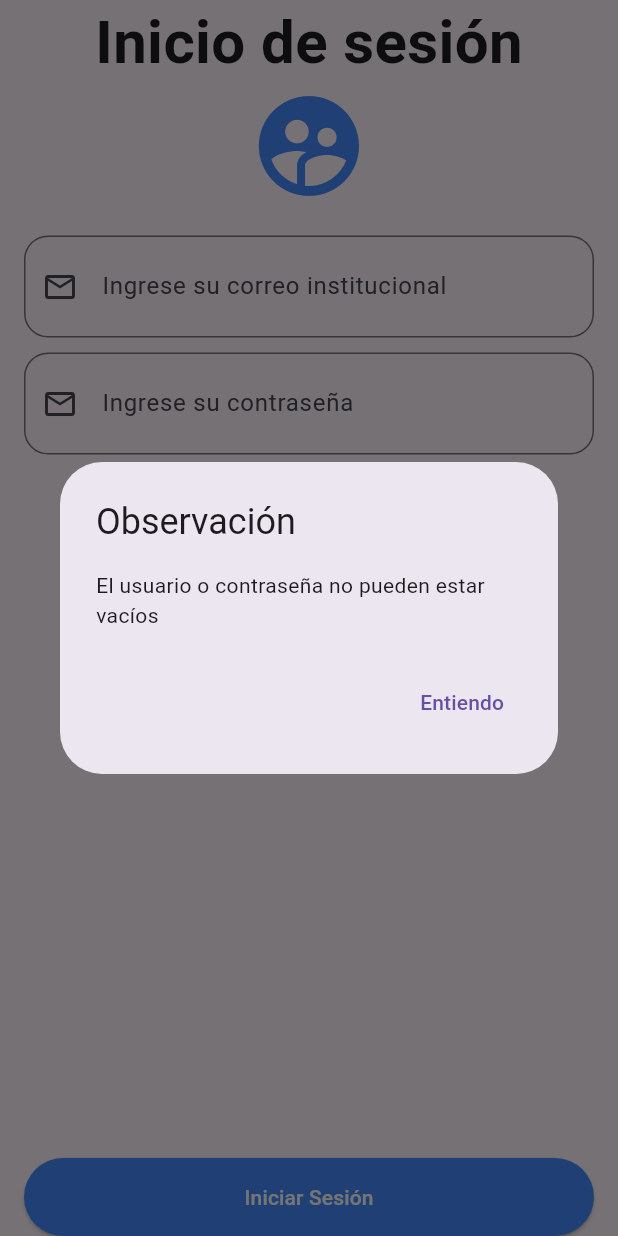
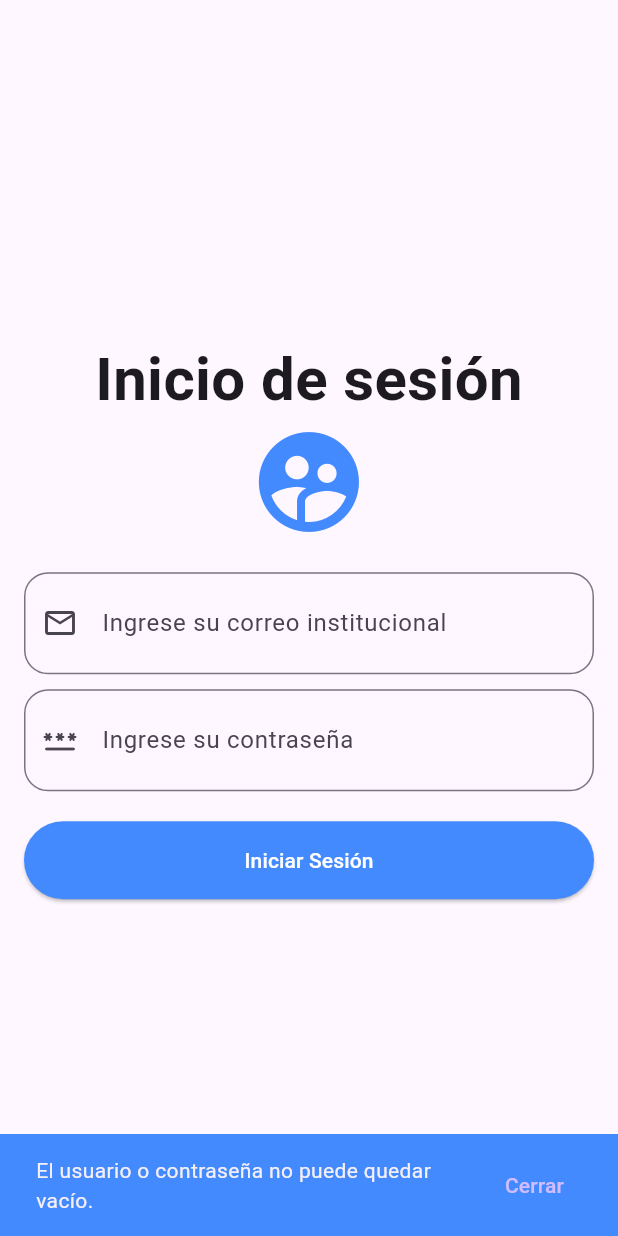
Before and after one commit to Bryan01Cruz/Tareas-Lenguajes-Programacion, a Flutter app: the screen it shows after launch, after a tap on "Iniciar Sesión", on a phone screen of 412 x 824 dp. Run offline on Flutter 3.47's test engine with Material 3 defaults, Android fonts, the phone set to English and light mode, and no system bars; our stand-ins replace go_router.

Commit message:
Algunas modificaciones

```diff
--- a/tarea_login/lib/main.dart
+++ b/tarea_login/lib/main.dart
@@ -34,7 +34,7 @@ class MyApp extends StatelessWidget {
                 name: 'registro',
                 path: '/registro',
                 builder: (context, state){
-                  return const RegisterPage();
+                  return RegisterPage();
                 },
               )
             ]
--- a/tarea_login/lib/views/login_page.dart
+++ b/tarea_login/lib/views/login_page.dart
@@ -1,5 +1,5 @@
 import 'package:flutter/material.dart';
-import 'package:flutter/services.dart';
+
 import 'package:go_router/go_router.dart';
 import 'package:tarea_login/widgets/textfield.dart';
 //import 'package:go_router/go_router.dart';
@@ -7,8 +7,8 @@ import 'package:tarea_login/widgets/textfield.dart';
 class LoginPage extends StatelessWidget {
   LoginPage({super.key});
 
-  final ControlUsuario = TextEditingController();
-  final ControlContrasena = TextEditingController();
+  final controlUsuario = TextEditingController();
+  final controlContrasena = TextEditingController();
 
   @override
   Widget build(BuildContext context) {
@@ -27,25 +27,27 @@ class LoginPage extends StatelessWidget {
                 Icon(Icons.supervised_user_circle, size: 80.0,color: Colors.blueAccent,),
                 SizedBox(height: 20,),
                 TextfieldPropio(
-                  controller: ControlUsuario,
-                  KeyboardType: TextInputType.visiblePassword,
+                  controller: controlUsuario,
+                  keyboardType: TextInputType.visiblePassword,
                   borderRadius: BorderRadius.circular(16),
                   label: 'Ingrese su correo institucional',
                   hintText: 'Correo institucional',
                   contentPadding: EdgeInsets.all(22),
                   prefixIcon: Icon(Icons.email_outlined),
+
                   ),
                 SizedBox(height: 10),
                 TextfieldPropio(
-                  controller: ControlContrasena,
-                  KeyboardType: TextInputType.visiblePassword,
+                  controller: controlContrasena,
+                  keyboardType: TextInputType.visiblePassword,
                   borderRadius: BorderRadius.circular(16),
                   label: 'Ingrese su contraseña',
                   hintText: 'Contraseña',
                   contentPadding: EdgeInsets.all(22),
-                  prefixIcon: Icon(Icons.email_outlined),
+                  obscureText: false,
+                  prefixIcon: Icon(Icons.password_rounded)
                 ),
-                Spacer(),
+                SizedBox(height: 20,),
                 SizedBox(
                 width: double.infinity,
                 child: ElevatedButton(
@@ -55,33 +57,24 @@ class LoginPage extends StatelessWidget {
                     padding: EdgeInsets.all(16),
                   ),
                   onPressed: () {
-                    if (ControlUsuario.text.isEmpty ||
-                        ControlContrasena.text.isEmpty) {
-                      showDialog(
-                        context: context,
-                        builder: (context) {
-                          return AlertDialog(
-                            title: Text('Observación'),
-                            content: Text(
-                              'El usuario o contraseña no pueden estar vacíos',
-                            ),
-                            actions: [
-                              TextButton(
-                                onPressed: () {
-                                  // Navigator.of(context).pop();
-                                  context.pop();
-                                },
-                                child: Text('Entiendo'),
-                              ),
-                            ],
-                          );
-                        },
+
+                    if (controlUsuario.text.isEmpty ||
+                        controlContrasena.text.isEmpty) {
+                      ScaffoldMessenger.of(context).showSnackBar(
+                        SnackBar(
+                          backgroundColor: Colors.blueAccent,
+                          action: SnackBarAction(
+                            label: 'Cerrar',
+
+                            onPressed: () {},
+                          ),
+                          content: Text('El usuario o contraseña no puede quedar vacío.'),
+                        ),
                       );
 
                       return;
                     }
-
-                    if (!ControlContrasena.text.contains('@unah.hn')) {
+                    if (! controlContrasena.text.contains('@unah.hn')) {
                       ScaffoldMessenger.of(context).showSnackBar(
                         SnackBar(
                           backgroundColor: Colors.blueAccent,
@@ -89,12 +82,12 @@ class LoginPage extends StatelessWidget {
                             label: 'Cerrar',
                             onPressed: () {},
                           ),
-                          content: Text('El correo no es válido'),
+                          content: Text('El correo no es válido debe tener la extensión @unah.hn'),
                         ),
                       );
                       return;
                     }
-                    context.push('/home');
+                    context.push('/registro');
                   },
                   child: const Text('Iniciar Sesión'),
                 ),)
--- a/tarea_login/lib/views/register_page.dart
+++ b/tarea_login/lib/views/register_page.dart
@@ -6,9 +6,23 @@ class RegisterPage extends StatelessWidget {
   @override
   Widget build(BuildContext context) {
     return Scaffold(
-      // drawer: Drawer(),
-      appBar: AppBar(title: Text('Registro')),
-      body: Center(child: Text('Register Page')),
+      body: SafeArea(
+        child: Padding(
+          padding: const EdgeInsets.symmetric(horizontal: 16.0),
+          child: Center(
+            child: Column(
+              mainAxisAlignment: MainAxisAlignment.center,
+              //crossAxisAlignment: CrossAxisAlignment.center,
+              children: [
+                Text('Registrar nuevo usuario',
+                style: TextStyle(fontSize: 40, fontWeight: FontWeight.bold),
+                ),
+                Icon(Icons.network_locked, size: 80.0,color: Colors.blueAccent,),
+              ],
+            ),
+          ),
+          ),
+      ),
     );
   }
 }
--- a/tarea_login/lib/widgets/textfield.dart
+++ b/tarea_login/lib/widgets/textfield.dart
@@ -1,10 +1,10 @@
 import 'package:flutter/material.dart';
 
 class TextfieldPropio extends StatelessWidget {
-  const TextfieldPropio({super.key, required this.controller, required this.KeyboardType, required this.borderRadius,required this.label, this.hintText, this.prefixIcon,this.contentPadding, this.obscureText});
+  const TextfieldPropio({super.key, required this.controller, required this.keyboardType, required this.borderRadius,required this.label, this.hintText, this.prefixIcon,this.contentPadding, this.obscureText});
 
   final TextEditingController controller;
-  final TextInputType KeyboardType;
+  final TextInputType keyboardType;
   final BorderRadius borderRadius;
   final String label;
   final String? hintText;
@@ -12,13 +12,14 @@ class TextfieldPropio extends StatelessWidget {
   final EdgeInsetsGeometry? contentPadding;
   final bool? obscureText;
 
-  final bool VerOcultar = false;
+  final bool verOcultar = false;
 
   @override
   Widget build(BuildContext context) {
     return TextField(
+      readOnly: false,
       controller: controller,
-      keyboardType: KeyboardType,
+      keyboardType: keyboardType,
       decoration: InputDecoration(
         border: OutlineInputBorder(
           borderRadius: borderRadius,
@@ -27,16 +28,12 @@ class TextfieldPropio extends StatelessWidget {
       label: Text(label),
       hintText: hintText,
       prefixIcon: prefixIcon,
-      suffixIcon: VerOcultar == true ? IconButton(
-        icon: Icon(VerOcultar ? Icons.visibility : Icons.visibility_off),
+      suffixIcon: verOcultar == true ? IconButton(
+        icon: Icon(verOcultar ? Icons.visibility : Icons.visibility_off),
         onPressed: () {},
         ):null,
       ),
-      //leading: Icon(icon),
-      //trailing: Icon(iconTrailing),
-      //subtitle: subtitle != null ? Text(subtitle!) : null,
-      //title: Text(title, style: TextStyle(fontWeight: FontWeight.w400)),
-      //onTap: click,
+
     );
   }
 }
```
